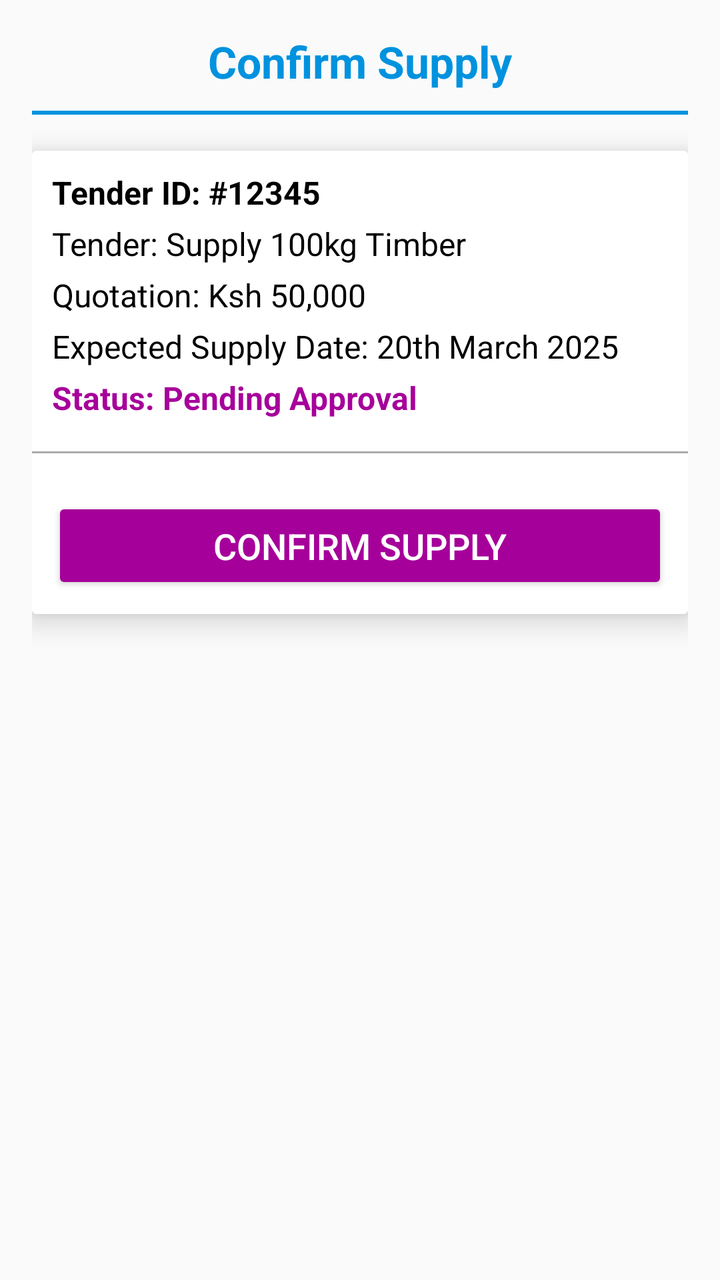
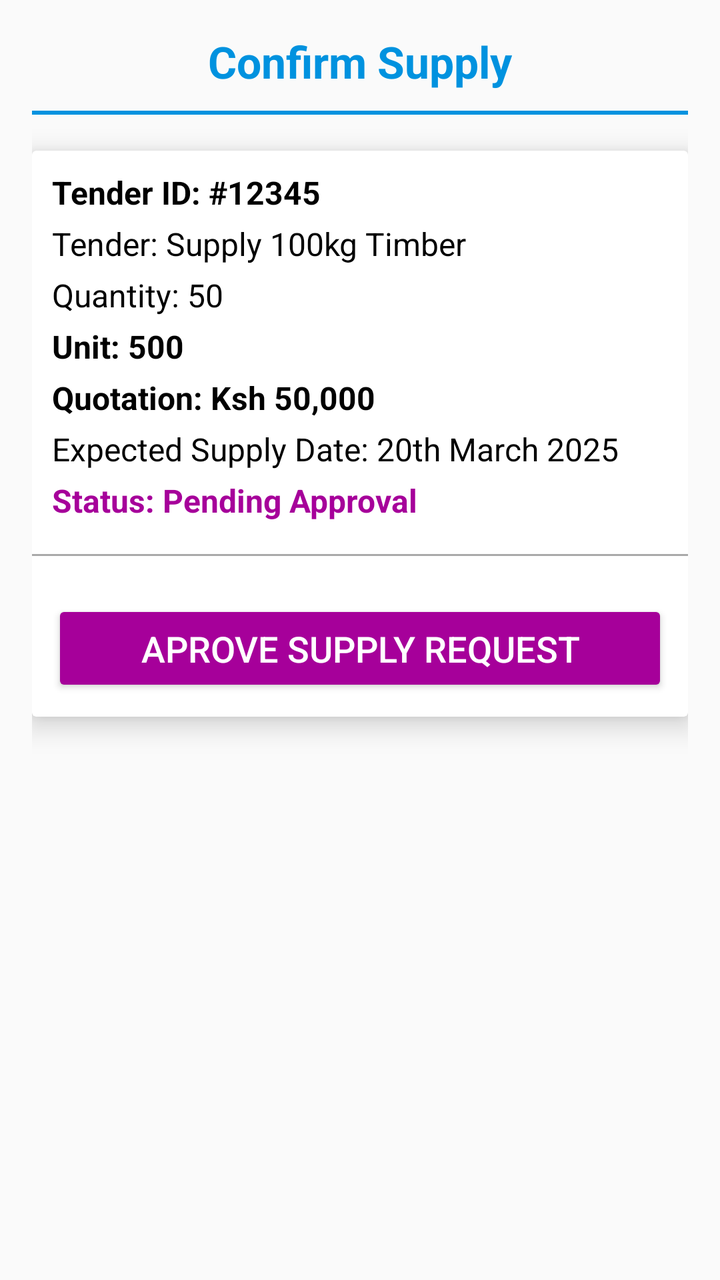

Before-and-after screenshots of an Android layout around one commit, followed by the original layout XML and the change that was made.
<!-- AndroidManifest.xml: application theme AppTheme -->
<!-- res/layout/activity_approve_supply.xml -->
<?xml version="1.0" encoding="utf-8"?>
<androidx.constraintlayout.widget.ConstraintLayout
    xmlns:android="http://schemas.android.com/apk/res/android"
    xmlns:app="http://schemas.android.com/apk/res-auto"
    xmlns:tools="http://schemas.android.com/tools"
    android:layout_width="match_parent"
    android:layout_height="match_parent"
    tools:context=".Staff.Store_mrg.ApproveSupply">

    <LinearLayout
        android:layout_width="match_parent"
        android:layout_height="match_parent"
        android:orientation="vertical"
        android:padding="16dp">

        
        <TextView
            android:layout_width="wrap_content"
            android:layout_height="wrap_content"
            android:layout_gravity="center"
            android:text="Confirm Supply"
            android:textSize="22sp"
            android:textStyle="bold"
            android:textColor="@color/colorPrimaryDark"
            android:paddingBottom="10dp"/>

        
        <View
            android:layout_width="match_parent"
            android:layout_height="2dp"
            android:background="@color/colorPrimaryDark"
            android:layout_marginBottom="8dp"/>

        
        <androidx.cardview.widget.CardView
            android:layout_width="match_parent"
            android:layout_height="wrap_content"
            android:layout_marginTop="10dp"
            android:padding="16dp"
            android:radius="12dp"
            app:cardElevation="8dp"
            app:cardBackgroundColor="@android:color/white">

            <LinearLayout
                android:layout_width="match_parent"
                android:layout_height="wrap_content"
                android:orientation="vertical">

                
                <LinearLayout
                    android:layout_width="match_parent"
                    android:layout_height="wrap_content"
                    android:orientation="vertical"
                    android:padding="10dp">

                    <TextView
                        android:id="@+id/txv_tenderID"
                        android:layout_width="match_parent"
                        android:layout_height="wrap_content"
                        android:text="Tender ID: #12345"
                        android:textSize="16sp"
                        android:textStyle="bold"
                        android:textColor="@color/colorBlack"
                        android:paddingBottom="4dp"/>

                    <TextView
                        android:id="@+id/txv_tenderdesc"
                        android:layout_width="match_parent"
                        android:layout_height="wrap_content"
                        android:text="Tender: Supply 100kg Timber"
                        android:textSize="16sp"
                        android:textColor="@color/colorBlack"
                        android:paddingBottom="4dp"/>

                    <TextView
                        android:id="@+id/txv_quotation"
                        android:layout_width="match_parent"
                        android:layout_height="wrap_content"
                        android:text="Quotation: Ksh 50,000"
                        android:textSize="16sp"
                        android:textColor="@color/colorBlack"
                        android:paddingBottom="4dp"/>

                    <TextView
                        android:id="@+id/txv_requestDate"
                        android:layout_width="match_parent"
                        android:layout_height="wrap_content"
                        android:text="Expected Supply Date: 20th March 2025"
                        android:textSize="16sp"
                        android:textColor="@color/colorBlack"
                        android:paddingBottom="4dp"/>

                    <TextView
                        android:id="@+id/txv_tenderstatus"
                        android:layout_width="match_parent"
                        android:layout_height="wrap_content"
                        android:text="Status: Pending Approval"
                        android:textSize="16sp"
                        android:textColor="@color/colorAccent"
                        android:textStyle="bold"
                        android:paddingBottom="6dp"/>
                </LinearLayout>

                
                <View
                    android:layout_width="match_parent"
                    android:layout_height="1dp"
                    android:background="@android:color/darker_gray"
                    android:layout_marginBottom="12dp"/>

                
                <Button
                    android:id="@+id/btn_submit"
                    android:layout_width="match_parent"
                    android:layout_height="wrap_content"
                    android:text="Confirm Supply"
                    android:textSize="18sp"
                    android:textColor="@android:color/white"
                    android:backgroundTint="@color/btn_color"
                    android:padding="12dp"
                    android:layout_marginBottom="10dp"
                    android:layout_gravity="center"
                    android:layout_margin="10dp" />

                
                <ProgressBar
                    android:id="@+id/progressBar"
                    android:layout_width="match_parent"
                    android:layout_height="wrap_content"
                    android:layout_margin="10dp"
                    android:visibility="gone"/>

            </LinearLayout>

        </androidx.cardview.widget.CardView>
    </LinearLayout>
</androidx.constraintlayout.widget.ConstraintLayout>
<!-- resources referenced by this layout -->
<resources>
  <color name="btn_color">#A6009A</color>
  <color name="colorAccent">#A6009A</color>
  <color name="colorBlack">#000</color>
  <color name="colorPrimaryDark">#0092DF</color>
  <style name="AppTheme" parent="Theme.AppCompat.Light.DarkActionBar">
          
          <item name="colorPrimary">@color/colorPrimary</item>
          <item name="colorPrimaryDark">@color/colorPrimaryDark</item>
          <item name="colorAccent">@color/colorAccent</item>
      </style>
  <color name="colorPrimary">#0092DF</color>
</resources>

<!-- the commit's change to res/layout/activity_approve_supply.xml (unified diff, before → after) -->
@@ -73,11 +73,31 @@
                         android:paddingBottom="4dp"/>
 
                     <TextView
+                        android:id="@+id/txv_quantity"
+                        android:layout_width="match_parent"
+                        android:layout_height="wrap_content"
+                        android:text="Quantity: 50"
+                        android:textSize="16sp"
+                        android:textColor="@color/colorBlack"
+                        android:paddingBottom="4dp"/>
+
+                    <TextView
+                        android:id="@+id/txv_requestedPrice"
+                        android:layout_width="match_parent"
+                        android:layout_height="wrap_content"
+                        android:text="Unit: 500"
+                        android:textSize="16sp"
+                        android:textStyle="bold"
+                        android:textColor="@color/colorBlack"
+                        android:paddingBottom="4dp"/>
+
+                    <TextView
                         android:id="@+id/txv_quotation"
                         android:layout_width="match_parent"
                         android:layout_height="wrap_content"
                         android:text="Quotation: Ksh 50,000"
                         android:textSize="16sp"
+                        android:textStyle="bold"
                         android:textColor="@color/colorBlack"
                         android:paddingBottom="4dp"/>
 
@@ -113,7 +133,7 @@
                     android:id="@+id/btn_submit"
                     android:layout_width="match_parent"
                     android:layout_height="wrap_content"
-                    android:text="Confirm Supply"
+                    android:text="Aprove Supply Request"
                     android:textSize="18sp"
                     android:textColor="@android:color/white"
                     android:backgroundTint="@color/btn_color"
